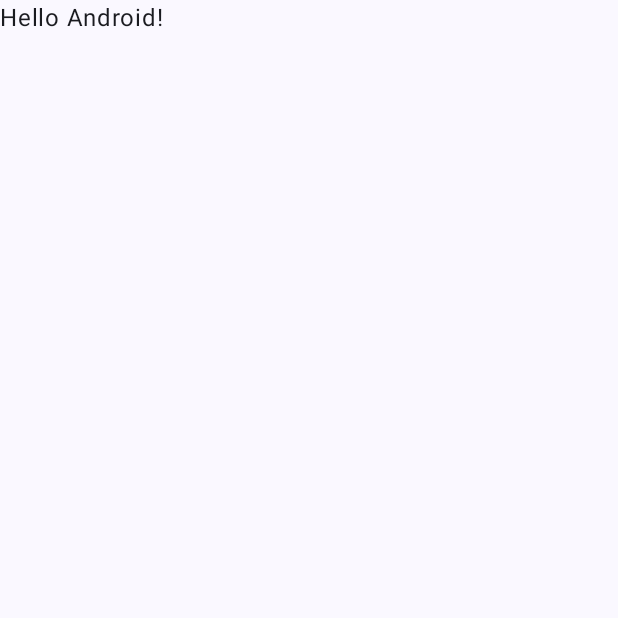
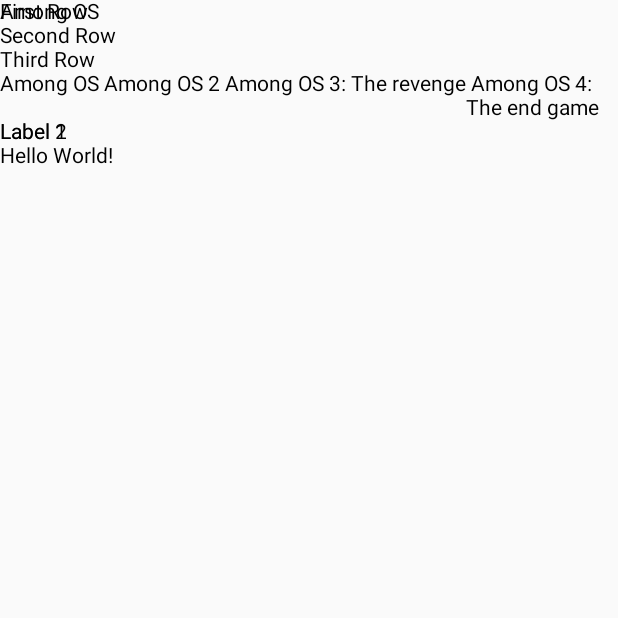
Before and after one commit to SUSlaama/Project1, an Android app built with Jetpack Compose: the screen it shows after launch (MainActivity), on a phone screen of 412 x 824 dp, the top half of it. Before the commit the part shown is almost empty. Run offline under Robolectric (Android 15) with nearby library versions, the phone set to English and light mode, and no system bars.

Commit message:
Modifications of the MainActivity.kt with. Now the app have columns and rows.

```diff
--- a/app/src/main/java/com/example/project1/MainActivity.kt
+++ b/app/src/main/java/com/example/project1/MainActivity.kt
@@ -4,6 +4,9 @@ import android.os.Bundle
 import androidx.activity.ComponentActivity
 import androidx.activity.compose.setContent
 import androidx.activity.enableEdgeToEdge
+import androidx.compose.foundation.layout.Box
+import androidx.compose.foundation.layout.Column
+import androidx.compose.foundation.layout.Row
 import androidx.compose.foundation.layout.fillMaxSize
 import androidx.compose.foundation.layout.padding
 import androidx.compose.material3.Scaffold
@@ -16,16 +19,38 @@ import com.example.project1.ui.theme.Project1Theme
 class MainActivity : ComponentActivity() {
     override fun onCreate(savedInstanceState: Bundle?) {
         super.onCreate(savedInstanceState)
-        enableEdgeToEdge()
+        //enableEdgeToEdge()
         setContent {
-            Project1Theme {
+            //Layout
+            Column {
+               Text(text= "First Row")
+                Text(text= "Second Row")
+                Text(text= "Third Row")
+                Row {
+                    Text(text= "Among OS")
+                    Text(text= " Among OS 2")
+                    Text(text= " Among OS 3: The revenge")
+                    Text(text= " Among OS 4: The end game")
+                }
+                Box {
+                    Text(text= "Label 1")
+                    Text(text= "Label 2")
+                }
+                Greeting(name = "World")
+            }
+            Column {
+                Row {
+                    Text(text= "Among OS")
+                }
+            }
+            /*Project1Theme {
                 Scaffold(modifier = Modifier.fillMaxSize()) { innerPadding ->
                     Greeting(
                         name = "Android",
                         modifier = Modifier.padding(innerPadding)
                     )
                 }
-            }
+            }*/
         }
     }
 }
@@ -42,6 +67,6 @@ fun Greeting(name: String, modifier: Modifier = Modifier) {
 @Composable
 fun GreetingPreview() {
     Project1Theme {
-        Greeting("Android")
+        Greeting("Uriel")
     }
 }
--- a/app/src/main/java/com/example/project1/clases/Variables.kt
+++ b/app/src/main/java/com/example/project1/clases/Variables.kt
@@ -27,7 +27,7 @@ package com.example.project1.clases
         println(names.joinToString())
 
         println(" ")
-    val numbers = arrayOf(1,2,3,4,5,6,7,8,9)
+        val numbers = arrayOf(1,2,3,4,5,6,7,8,9)
         isEven(numbers)
         println(getDay(4))
 
```
